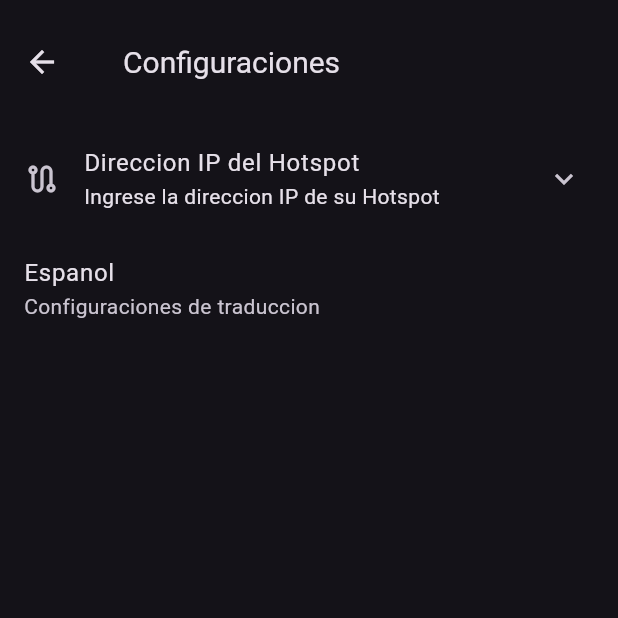
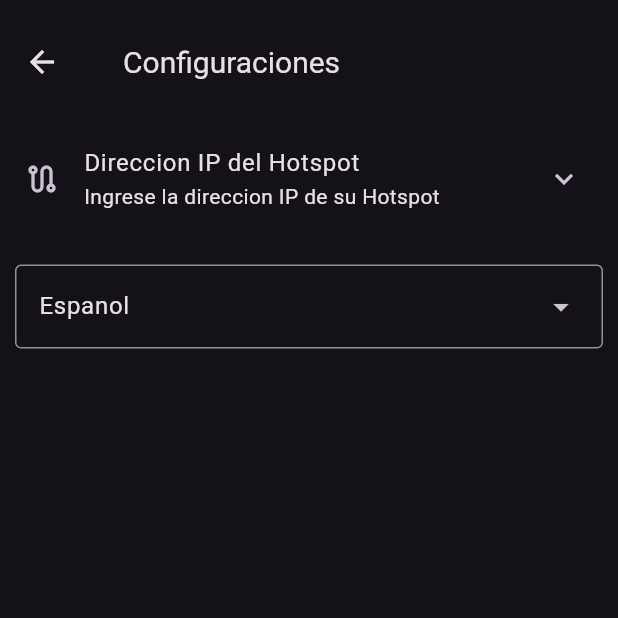
Before and after one commit to code-ventage/ia-final-project-front, a Flutter app: the screen it shows after launch, after a tap on the "settings" icon, on a phone screen of 412 x 824 dp, the top half of it. Run offline on Flutter 3.47's test engine with Material 3 defaults, Android fonts, the phone set to English and light mode, and no system bars; our stand-ins replace bloc, dio, easy_localization, equatable, flutter_bloc, gap and 2 more.

Commit message:
feat: finished translation implementation

```diff
--- a/assets/translations/en-US.json
+++ b/assets/translations/en-US.json
@@ -5,9 +5,11 @@
   "configurations_page_title": "Configuration",
   "hotspot_ip_address_label": "Hotspot IP address",
   "input_your_hotspot_ip_address": "Input your hotspot IP address",
-  "the_base_has_been_changed": "The base url has been set to",
+  "the_base_has_been_changed": "The hotspot ip address has been set to",
   "insert_a_valid_number_to_translate": "Insert a valid number to translate",
   "insert_some_value_to_translate": "Insert some value to translate",
   "translation_configuration_title": "English",
-  "translation_configuration_subtitle": "Translation settings"
+  "translation_configuration_subtitle": "Translation settings",
+  "spanish_language": "Espanol",
+  "english_language": "English"
 }
--- a/assets/translations/es-ES.json
+++ b/assets/translations/es-ES.json
@@ -5,9 +5,11 @@
   "configurations_page_title": "Configuraciones",
   "hotspot_ip_address_label": "Direccion IP del Hotspot",
   "input_your_hotspot_ip_address": "Ingrese la direccion IP de su Hotspot",
-  "the_base_has_been_changed": "La url base ha sido cambiada a",
+  "the_base_has_been_changed": "La direccion del hotspot base ha sido cambiada a",
   "insert_a_valid_number_to_translate": "Inserte un numero valido para traducir",
   "insert_some_value_to_translate": "Inserte un valor para traducir",
   "translation_configuration_title": "Espanol",
-  "translation_configuration_subtitle": "Configuraciones de traduccion"
+  "translation_configuration_subtitle": "Configuraciones de traduccion",
+  "spanish_language": "Espanol",
+  "english_language": "English"
 }
--- a/lib/main.dart
+++ b/lib/main.dart
@@ -10,11 +10,26 @@ import 'number_translator/presentation/bloc/translation/number_translator_cubit.
 void main() async {
   initServices();
 
-  runApp(const NumberTranslateApp());
+  runApp(
+      EasyLocalization(
+          supportedLocales: const [
+            Locale('es', 'ES'),
+            Locale('en', 'US'),
+          ],
+          saveLocale: true,
+          path: 'assets/translations',
+          startLocale: const Locale('es', 'ES'),
+          fallbackLocale: const Locale('en', 'US'),
+          useFallbackTranslations: true,
+          child:const NumberTranslateApp()
+      )
+  );
 }
 
-void initServices() {
+void initServices() async{
   setupServiceLocator();
+  WidgetsFlutterBinding.ensureInitialized();
+  await EasyLocalization.ensureInitialized();
 }
 
 class NumberTranslateApp extends StatelessWidget {
@@ -39,25 +54,10 @@ class _NumberTranslateApp extends StatelessWidget {
 
   @override
   Widget build(BuildContext context) {
-    return EasyLocalization(
-      supportedLocales: const [
-        Locale('es', 'ES'),
-        Locale('en', 'US'),
-      ],
-      path: 'assets/translations',
-      startLocale: const Locale('es', 'ES'),
-      fallbackLocale: const Locale('en', 'US'),
-      useFallbackTranslations: true,
-      child: BlocBuilder<ConfigurationsCubit, ConfigurationsState>(
-        buildWhen: (previous, current) {
-          if (previous is! ConfigurationsInitial || current is! ConfigurationsInitial) return false;
-          return previous.isSpanishLanguaje != current.isSpanishLanguaje;
-        },
-        builder: (context, state) {
     return MaterialApp.router(
       localizationsDelegates: context.localizationDelegates,
       supportedLocales: context.supportedLocales,
-            locale: (state as ConfigurationsInitial).isSpanishLanguaje? context.supportedLocales.first: context.supportedLocales.last,
+      locale: context.locale,
       title: 'Material App',
       debugShowCheckedModeBanner: false,
       routerConfig: router,
@@ -65,8 +65,5 @@ class _NumberTranslateApp extends StatelessWidget {
       themeMode: ThemeMode.dark,
       theme: ThemeData.dark(),
     );
-        },
-      ),
-    );
   }
 }
--- a/lib/number_translator/presentation/bloc/configurations/configurations_cubit.dart
+++ b/lib/number_translator/presentation/bloc/configurations/configurations_cubit.dart
@@ -10,10 +10,16 @@ class ConfigurationsCubit extends Cubit<ConfigurationsState> {
   ConfigurationsCubit() : super(const ConfigurationsInitial());
 
   TextEditingController controller = TextEditingController();
+  String currentLanguage = 'Espanol';
 
   void setBaseUrl(String hotspotAddress) async {
     serviceLocator<ConfigurationData>().BASE_URL = 'http://$hotspotAddress:34545';
     controller.text = hotspotAddress;
     emit(state.copyWith(hotspotAddress: hotspotAddress));
   }
+
+  void changeLanguage(bool spanish) {
+    currentLanguage = spanish ? 'es' : 'en';
+    emit(state.copyWith(isSpanishLanguaje: spanish));
+  }
 }
--- a/lib/number_translator/presentation/bloc/configurations/configurations_state.dart
+++ b/lib/number_translator/presentation/bloc/configurations/configurations_state.dart
@@ -3,7 +3,7 @@ part of 'configurations_cubit.dart';
 abstract class ConfigurationsState extends Equatable {
   const ConfigurationsState();
 
-  ConfigurationsInitial copyWith({String? hotspotAddress});
+  ConfigurationsInitial copyWith({String? hotspotAddress, bool? isSpanishLanguaje});
 }
 
 class ConfigurationsInitial extends ConfigurationsState {
--- a/lib/number_translator/presentation/pages/configurations/configurations_page.dart
+++ b/lib/number_translator/presentation/pages/configurations/configurations_page.dart
@@ -1,7 +1,9 @@
 import 'package:easy_localization/easy_localization.dart';
 import 'package:flutter/material.dart';
 import 'package:flutter_bloc/flutter_bloc.dart';
+import 'package:gap/gap.dart';
 import 'package:go_router/go_router.dart';
+import 'package:ia_final_project_front/config/service_locator/service_locator.dart';
 import 'package:ia_final_project_front/number_translator/presentation/bloc/configurations/configurations_cubit.dart';
 
 class ConfigurationsPage extends StatelessWidget {
@@ -28,11 +30,30 @@ class ConfigurationsPage extends StatelessWidget {
         toolbarHeight: height * 0.1,
       ),
       body: Column(
+
         children: [
           buildHotsPotIpAddressConfiguration(themeData, cubit, controller),
-          ListTile(
-            title: Text(tr("translation_configuration_title")),
-            subtitle: Text(tr("translation_configuration_subtitle")),
+          const Gap(20),
+          Padding(
+            padding: const EdgeInsets.symmetric(horizontal: 10.0),
+            child: DropdownMenu(
+              enableFilter: true,
+              controller: TextEditingController(text: cubit.currentLanguage == 'Espanol' ? tr('spanish_language') : tr('english_language')),
+              width: MediaQuery.of(context).size.width - 20,
+              dropdownMenuEntries: [
+                DropdownMenuEntry(
+                  value: 'es',
+                  label: tr('spanish_language'),
+                ),
+                DropdownMenuEntry(
+                  value: 'en',
+                  label: tr('english_language'),
+                ),
+              ],
+              onSelected: (value) {
+                serviceLocator.get<ConfigurationsCubit>().changeLanguage(value == 'es');
+              },
+            ),
           ),
         ],
       ),
--- a/lib/number_translator/presentation/pages/translation/number_translator_page.dart
+++ b/lib/number_translator/presentation/pages/translation/number_translator_page.dart
@@ -5,6 +5,7 @@ import 'package:go_router/go_router.dart';
 import 'package:ia_final_project_front/config/service_locator/service_locator.dart';
 
 import '../../../../go_router/routes.dart';
+import '../../bloc/configurations/configurations_cubit.dart';
 import '../../bloc/translation/number_translator_cubit.dart';
 import '../../widgets/custom_icon_selection_button.dart';
 import '../../widgets/custom_text_form_field_widget.dart';
@@ -16,6 +17,17 @@ class NumberTranslatorPage extends StatelessWidget {
   Widget build(BuildContext context) {
     final height = MediaQuery.of(context).size.height;
     final width = MediaQuery.of(context).size.width;
+    return BlocConsumer<ConfigurationsCubit, ConfigurationsState>(
+      buildWhen: (previous, current) {
+        if (previous is! ConfigurationsInitial || current is! ConfigurationsInitial) return false;
+        return previous.isSpanishLanguaje != current.isSpanishLanguaje;
+      },
+      listener: (context, state) {
+        context.setLocale((state as ConfigurationsInitial).isSpanishLanguaje ? context.supportedLocales.first : context.supportedLocales.last);
+      },
+      builder: (context, state) {
+        serviceLocator.get<ConfigurationsCubit>().currentLanguage = context.locale == context.supportedLocales.first ? tr('spanish_language') : tr
+          ('english_language');
         return Scaffold(
           appBar: AppBar(
             title: Padding(
@@ -74,6 +86,8 @@ class NumberTranslatorPage extends StatelessWidget {
             ),
           ),
         );
+      },
+    );
   }
 
   Padding firstTextFormField(
@@ -87,7 +101,7 @@ class NumberTranslatorPage extends StatelessWidget {
     return Padding(
       padding: const EdgeInsets.all(10.0),
       child: Column(
-        crossAxisAlignment: width>300? CrossAxisAlignment.start: CrossAxisAlignment.center,
+        crossAxisAlignment: width > 300 ? CrossAxisAlignment.start : CrossAxisAlignment.center,
         children: [
           Row(
             children: [
@@ -142,7 +156,7 @@ class NumberTranslatorPage extends StatelessWidget {
     return Padding(
       padding: const EdgeInsets.all(10.0),
       child: Column(
-        crossAxisAlignment: width>300? CrossAxisAlignment.start: CrossAxisAlignment.center,
+        crossAxisAlignment: width > 300 ? CrossAxisAlignment.start : CrossAxisAlignment.center,
         children: [
           Row(
             children: [
--- a/pubspec.yaml
+++ b/pubspec.yaml
@@ -43,6 +43,7 @@ dependencies:
   equatable: ^2.0.5
   easy_localization: ^3.0.5
   animate_do: ^3.3.4
+  gap: ^3.0.1
 
 dev_dependencies:
   flutter_test:
```
Also changed, not shown: pubspec.lock. Lines whose indentation alone changed are shown as unchanged.
